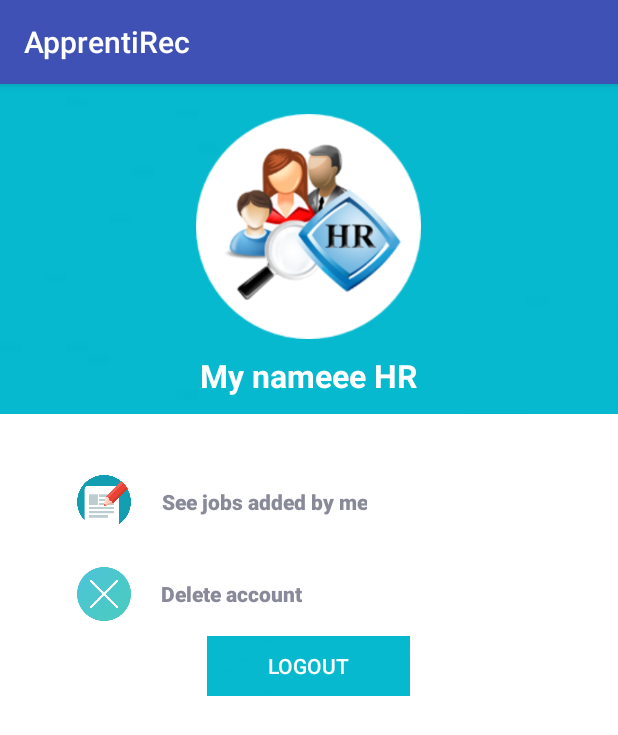
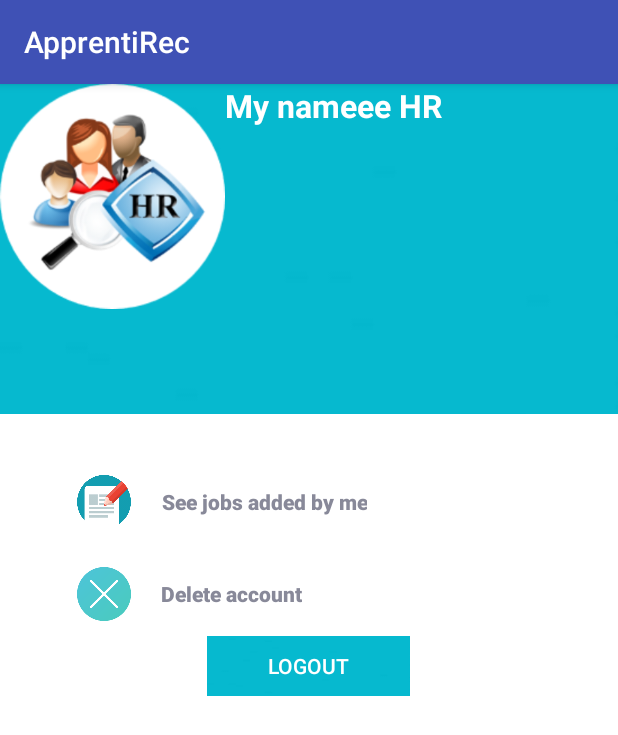
Before and after one commit to marinnaB/ApprentiRec, an Android app: the HRProfileActivity screen opened directly, with no data from a screen before it, on a phone screen of 412 x 824 dp. Shown: the top 735 px of the screen. Run offline under Robolectric (Android 15) with nearby library versions, the phone set to English and light mode, and no system bars.

```diff
--- a/app/build.gradle
+++ b/app/build.gradle
@@ -29,6 +29,8 @@ dependencies {
     implementation 'com.google.firebase:firebase-core:15.0.2'
     implementation 'com.google.firebase:firebase-database:15.0.1'
     implementation 'com.google.firebase:firebase-auth:15.1.0'
+    implementation 'com.android.support:multidex:1.0.3'
+
 
 
     implementation "com.google.firebase:firebase-ads:15.0.0"
--- a/app/src/main/res/layout/activity_hrprofile.xml
+++ b/app/src/main/res/layout/activity_hrprofile.xml
@@ -15,8 +15,7 @@
         <LinearLayout
             android:layout_width="match_parent"
             android:layout_height="220dp"
-            android:background="@drawable/background"
-            android:orientation="vertical">
+            android:background="@drawable/background">
 
             <ImageView
                 android:layout_width="150dp"
```
